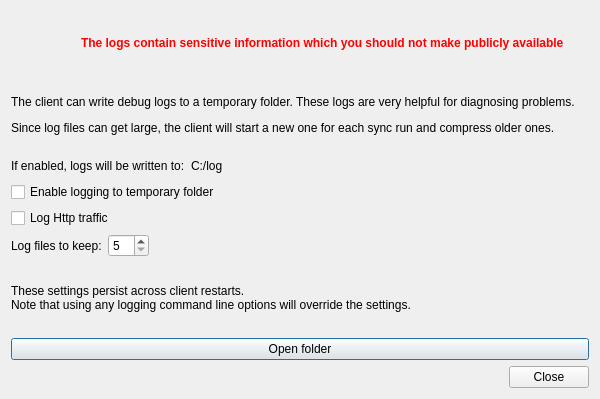
Before: the Qt Designer form src/gui/logbrowser.ui in GrossLukas/client, drawn with Qt 5.
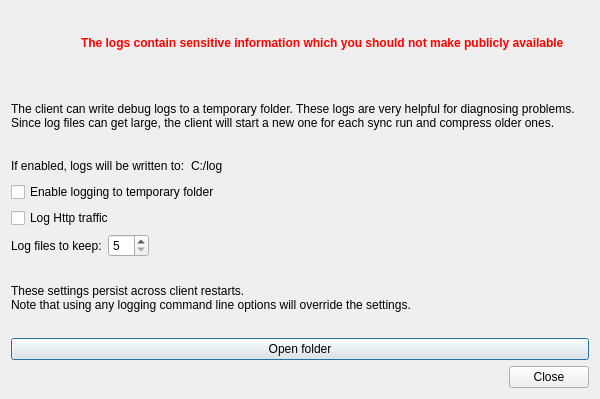
After: the same form once the commit is applied. Icons and pictures are not drawn.

Commit message: Remove http code from string

What changed in the file:
```diff
--- a/src/gui/logbrowser.ui
+++ b/src/gui/logbrowser.ui
@@ -68,7 +68,8 @@
       </sizepolicy>
      </property>
      <property name="text">
-      <string>&lt;html&gt;&lt;head/&gt;&lt;body&gt;&lt;p&gt;The client can write debug logs to a temporary folder. These logs are very helpful for diagnosing problems.&lt;/p&gt;&lt;p&gt;Since log files can get large, the client will start a new one for each sync run and compress older ones.&lt;/p&gt;&lt;/body&gt;&lt;/html&gt;</string>
+      <string>The client can write debug logs to a temporary folder. These logs are very helpful for diagnosing problems.
+Since log files can get large, the client will start a new one for each sync run and compress older ones.</string>
      </property>
      <property name="wordWrap">
       <bool>true</bool>
```
